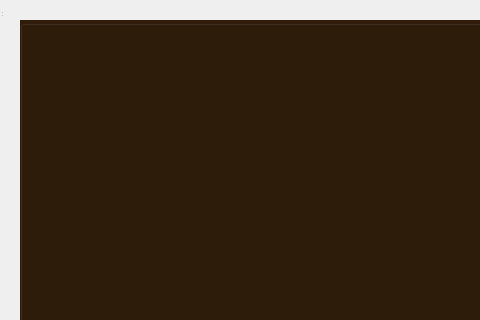
GulinAlexey/Prakt2021, file Forest/mainwidget.ui: the form before one commit; both pictures show x 0 to 480 and y 0 to 320 of the 1159 by 660 pixel window.
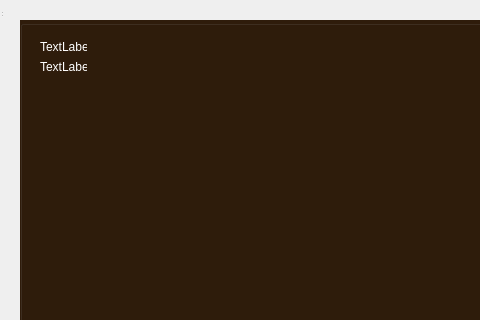
The form after the commit. Icons and pictures are not drawn.

What changed in the file:
```diff
--- a/Forest/mainwidget.ui
+++ b/Forest/mainwidget.ui
@@ -54,6 +54,916 @@
    <property name="title">
     <string/>
    </property>
+   <widget class="QLabel" name="label">
+    <property name="geometry">
+     <rect>
+      <x>20</x>
+      <y>20</y>
+      <width>47</width>
+      <height>13</height>
+     </rect>
+    </property>
+    <property name="palette">
+     <palette>
+      <active>
+       <colorrole role="WindowText">
+        <brush brushstyle="SolidPattern">
+         <color alpha="255">
+          <red>255</red>
+          <green>255</green>
+          <blue>255</blue>
+         </color>
+        </brush>
+       </colorrole>
+       <colorrole role="Button">
+        <brush brushstyle="SolidPattern">
+         <color alpha="255">
+          <red>255</red>
+          <green>255</green>
+          <blue>255</blue>
+         </color>
+        </brush>
+       </colorrole>
+       <colorrole role="Light">
+        <brush brushstyle="SolidPattern">
+         <color alpha="255">
+          <red>255</red>
+          <green>255</green>
+          <blue>255</blue>
+         </color>
+        </brush>
+       </colorrole>
+       <colorrole role="Midlight">
+        <brush brushstyle="SolidPattern">
+         <color alpha="255">
+          <red>255</red>
+          <green>255</green>
+          <blue>255</blue>
+         </color>
+        </brush>
+       </colorrole>
+       <colorrole role="Dark">
+        <brush brushstyle="SolidPattern">
+         <color alpha="255">
+          <red>127</red>
+          <green>127</green>
+          <blue>127</blue>
+         </color>
+        </brush>
+       </colorrole>
+       <colorrole role="Mid">
+        <brush brushstyle="SolidPattern">
+         <color alpha="255">
+          <red>170</red>
+          <green>170</green>
+          <blue>170</blue>
+         </color>
+        </brush>
+       </colorrole>
+       <colorrole role="Text">
+        <brush brushstyle="SolidPattern">
+         <color alpha="255">
+          <red>0</red>
+          <green>0</green>
+          <blue>0</blue>
+         </color>
+        </brush>
+       </colorrole>
+       <colorrole role="BrightText">
+        <brush brushstyle="SolidPattern">
+         <color alpha="255">
+          <red>255</red>
+          <green>255</green>
+          <blue>255</blue>
+         </color>
+        </brush>
+       </colorrole>
+       <colorrole role="ButtonText">
+        <brush brushstyle="SolidPattern">
+         <color alpha="255">
+          <red>0</red>
+          <green>0</green>
+          <blue>0</blue>
+         </color>
+        </brush>
+       </colorrole>
+       <colorrole role="Base">
+        <brush brushstyle="SolidPattern">
+         <color alpha="255">
+          <red>255</red>
+          <green>255</green>
+          <blue>255</blue>
+         </color>
+        </brush>
+       </colorrole>
+       <colorrole role="Window">
+        <brush brushstyle="SolidPattern">
+         <color alpha="255">
+          <red>255</red>
+          <green>255</green>
+          <blue>255</blue>
+         </color>
+        </brush>
+       </colorrole>
+       <colorrole role="Shadow">
+        <brush brushstyle="SolidPattern">
+         <color alpha="255">
+          <red>0</red>
+          <green>0</green>
+          <blue>0</blue>
+         </color>
+        </brush>
+       </colorrole>
+       <colorrole role="AlternateBase">
+        <brush brushstyle="SolidPattern">
+         <color alpha="255">
+          <red>255</red>
+          <green>255</green>
+          <blue>255</blue>
+         </color>
+        </brush>
+       </colorrole>
+       <colorrole role="ToolTipBase">
+        <brush brushstyle="SolidPattern">
+         <color alpha="255">
+          <red>255</red>
+          <green>255</green>
+          <blue>220</blue>
+         </color>
+        </brush>
+       </colorrole>
+       <colorrole role="ToolTipText">
+        <brush brushstyle="SolidPattern">
+         <color alpha="255">
+          <red>0</red>
+          <green>0</green>
+          <blue>0</blue>
+         </color>
+        </brush>
+       </colorrole>
+       <colorrole role="PlaceholderText">
+        <brush brushstyle="SolidPattern">
+         <color alpha="128">
+          <red>0</red>
+          <green>0</green>
+          <blue>0</blue>
+         </color>
+        </brush>
+       </colorrole>
+      </active>
+      <inactive>
+       <colorrole role="WindowText">
+        <brush brushstyle="SolidPattern">
+         <color alpha="255">
+          <red>255</red>
+          <green>255</green>
+          <blue>255</blue>
+         </color>
+        </brush>
+       </colorrole>
+       <colorrole role="Button">
+        <brush brushstyle="SolidPattern">
+         <color alpha="255">
+          <red>255</red>
+          <green>255</green>
+          <blue>255</blue>
+         </color>
+        </brush>
+       </colorrole>
+       <colorrole role="Light">
+        <brush brushstyle="SolidPattern">
+         <color alpha="255">
+          <red>255</red>
+          <green>255</green>
+          <blue>255</blue>
+         </color>
+        </brush>
+       </colorrole>
+       <colorrole role="Midlight">
+        <brush brushstyle="SolidPattern">
+         <color alpha="255">
+          <red>255</red>
+          <green>255</green>
+          <blue>255</blue>
+         </color>
+        </brush>
+       </colorrole>
+       <colorrole role="Dark">
+        <brush brushstyle="SolidPattern">
+         <color alpha="255">
+          <red>127</red>
+          <green>127</green>
+          <blue>127</blue>
+         </color>
+        </brush>
+       </colorrole>
+       <colorrole role="Mid">
+        <brush brushstyle="SolidPattern">
+         <color alpha="255">
+          <red>170</red>
+          <green>170</green>
+          <blue>170</blue>
+         </color>
+        </brush>
+       </colorrole>
+       <colorrole role="Text">
+        <brush brushstyle="SolidPattern">
+         <color alpha="255">
+          <red>0</red>
+          <green>0</green>
+          <blue>0</blue>
+         </color>
+        </brush>
+       </colorrole>
+       <colorrole role="BrightText">
+        <brush brushstyle="SolidPattern">
+         <color alpha="255">
+          <red>255</red>
+          <green>255</green>
+          <blue>255</blue>
+         </color>
+        </brush>
+       </colorrole>
+       <colorrole role="ButtonText">
+        <brush brushstyle="SolidPattern">
+         <color alpha="255">
+          <red>0</red>
+          <green>0</green>
+          <blue>0</blue>
+         </color>
+        </brush>
+       </colorrole>
+       <colorrole role="Base">
+        <brush brushstyle="SolidPattern">
+         <color alpha="255">
+          <red>255</red>
+          <green>255</green>
+          <blue>255</blue>
+         </color>
+        </brush>
+       </colorrole>
+       <colorrole role="Window">
+        <brush brushstyle="SolidPattern">
+         <color alpha="255">
+          <red>255</red>
+          <green>255</green>
+          <blue>255</blue>
+         </color>
+        </brush>
+       </colorrole>
+       <colorrole role="Shadow">
+        <brush brushstyle="SolidPattern">
+         <color alpha="255">
+          <red>0</red>
+          <green>0</green>
+          <blue>0</blue>
+         </color>
+        </brush>
+       </colorrole>
+       <colorrole role="AlternateBase">
+        <brush brushstyle="SolidPattern">
+         <color alpha="255">
+          <red>255</red>
+          <green>255</green>
+          <blue>255</blue>
+         </color>
+        </brush>
+       </colorrole>
+       <colorrole role="ToolTipBase">
+        <brush brushstyle="SolidPattern">
+         <color alpha="255">
+          <red>255</red>
+          <green>255</green>
+          <blue>220</blue>
+         </color>
+        </brush>
+       </colorrole>
+       <colorrole role="ToolTipText">
+        <brush brushstyle="SolidPattern">
+         <color alpha="255">
+          <red>0</red>
+          <green>0</green>
+          <blue>0</blue>
+         </color>
+        </brush>
+       </colorrole>
+       <colorrole role="PlaceholderText">
+        <brush brushstyle="SolidPattern">
+         <color alpha="128">
+          <red>0</red>
+          <green>0</green>
+          <blue>0</blue>
+         </color>
+        </brush>
+       </colorrole>
+      </inactive>
+      <disabled>
+       <colorrole role="WindowText">
+        <brush brushstyle="SolidPattern">
+         <color alpha="255">
+          <red>127</red>
+          <green>127</green>
+          <blue>127</blue>
+         </color>
+        </brush>
+       </colorrole>
+       <colorrole role="Button">
+        <brush brushstyle="SolidPattern">
+         <color alpha="255">
+          <red>255</red>
+          <green>255</green>
+          <blue>255</blue>
+         </color>
+        </brush>
+       </colorrole>
+       <colorrole role="Light">
+        <brush brushstyle="SolidPattern">
+         <color alpha="255">
+          <red>255</red>
+          <green>255</green>
+          <blue>255</blue>
+         </color>
+        </brush>
+       </colorrole>
+       <colorrole role="Midlight">
+        <brush brushstyle="SolidPattern">
+         <color alpha="255">
+          <red>255</red>
+          <green>255</green>
+          <blue>255</blue>
+         </color>
+        </brush>
+       </colorrole>
+       <colorrole role="Dark">
+        <brush brushstyle="SolidPattern">
+         <color alpha="255">
+          <red>127</red>
+          <green>127</green>
+          <blue>127</blue>
+         </color>
+        </brush>
+       </colorrole>
+       <colorrole role="Mid">
+        <brush brushstyle="SolidPattern">
+         <color alpha="255">
+          <red>170</red>
+          <green>170</green>
+          <blue>170</blue>
+         </color>
+        </brush>
+       </colorrole>
+       <colorrole role="Text">
+        <brush brushstyle="SolidPattern">
+         <color alpha="255">
+          <red>127</red>
+          <green>127</green>
+          <blue>127</blue>
+         </color>
+        </brush>
+       </colorrole>
+       <colorrole role="BrightText">
+        <brush brushstyle="SolidPattern">
+         <color alpha="255">
+          <red>255</red>
+          <green>255</green>
+          <blue>255</blue>
+         </color>
+        </brush>
+       </colorrole>
+       <colorrole role="ButtonText">
+        <brush brushstyle="SolidPattern">
+         <color alpha="255">
+          <red>127</red>
+          <green>127</green>
+          <blue>127</blue>
+         </color>
+        </brush>
+       </colorrole>
+       <colorrole role="Base">
+        <brush brushstyle="SolidPattern">
+         <color alpha="255">
+          <red>255</red>
+          <green>255</green>
+          <blue>255</blue>
+         </color>
+        </brush>
+       </colorrole>
+       <colorrole role="Window">
+        <brush brushstyle="SolidPattern">
+         <color alpha="255">
+          <red>255</red>
+          <green>255</green>
+          <blue>255</blue>
+         </color>
+        </brush>
+       </colorrole>
+       <colorrole role="Shadow">
+        <brush brushstyle="SolidPattern">
+         <color alpha="255">
+          <red>0</red>
+          <green>0</green>
+          <blue>0</blue>
+         </color>
+        </brush>
+       </colorrole>
+       <colorrole role="AlternateBase">
+        <brush brushstyle="SolidPattern">
+         <color alpha="255">
+          <red>255</red>
+          <green>255</green>
+          <blue>255</blue>
+         </color>
+        </brush>
+       </colorrole>
+       <colorrole role="ToolTipBase">
+        <brush brushstyle="SolidPattern">
+         <color alpha="255">
+          <red>255</red>
+          <green>255</green>
+          <blue>220</blue>
+         </color>
+        </brush>
+       </colorrole>
+       <colorrole role="ToolTipText">
+        <brush brushstyle="SolidPattern">
+         <color alpha="255">
+          <red>0</red>
+          <green>0</green>
+          <blue>0</blue>
+         </color>
+        </brush>
+       </colorrole>
+       <colorrole role="PlaceholderText">
+        <brush brushstyle="SolidPattern">
+         <color alpha="128">
+          <red>0</red>
+          <green>0</green>
+          <blue>0</blue>
+         </color>
+        </brush>
+       </colorrole>
+      </disabled>
+     </palette>
+    </property>
+    <property name="text">
+     <string>TextLabel</string>
+    </property>
+   </widget>
+   <widget class="QLabel" name="label_2">
+    <property name="geometry">
+     <rect>
+      <x>20</x>
+      <y>40</y>
+      <width>47</width>
+      <height>13</height>
+     </rect>
+    </property>
+    <property name="palette">
+     <palette>
+      <active>
+       <colorrole role="WindowText">
+        <brush brushstyle="SolidPattern">
+         <color alpha="255">
+          <red>255</red>
+          <green>255</green>
+          <blue>255</blue>
+         </color>
+        </brush>
+       </colorrole>
+       <colorrole role="Button">
+        <brush brushstyle="SolidPattern">
+         <color alpha="255">
+          <red>47</red>
+          <green>28</green>
+          <blue>11</blue>
+         </color>
+        </brush>
+       </colorrole>
+       <colorrole role="Light">
+        <brush brushstyle="SolidPattern">
+         <color alpha="255">
+          <red>255</red>
+          <green>255</green>
+          <blue>255</blue>
+         </color>
+        </brush>
+       </colorrole>
+       <colorrole role="Midlight">
+        <brush brushstyle="SolidPattern">
+         <color alpha="255">
+          <red>255</red>
+          <green>255</green>
+          <blue>255</blue>
+         </color>
+        </brush>
+       </colorrole>
+       <colorrole role="Dark">
+        <brush brushstyle="SolidPattern">
+         <color alpha="255">
+          <red>127</red>
+          <green>127</green>
+          <blue>127</blue>
+         </color>
+        </brush>
+       </colorrole>
+       <colorrole role="Mid">
+        <brush brushstyle="SolidPattern">
+         <color alpha="255">
+          <red>170</red>
+          <green>170</green>
+          <blue>170</blue>
+         </color>
+        </brush>
+       </colorrole>
+       <colorrole role="Text">
+        <brush brushstyle="SolidPattern">
+         <color alpha="255">
+          <red>0</red>
+          <green>0</green>
+          <blue>0</blue>
+         </color>
+        </brush>
+       </colorrole>
+       <colorrole role="BrightText">
+        <brush brushstyle="SolidPattern">
+         <color alpha="255">
+          <red>255</red>
+          <green>255</green>
+          <blue>255</blue>
+         </color>
+        </brush>
+       </colorrole>
+       <colorrole role="ButtonText">
+        <brush brushstyle="SolidPattern">
+         <color alpha="255">
+          <red>0</red>
+          <green>0</green>
+          <blue>0</blue>
+         </color>
+        </brush>
+       </colorrole>
+       <colorrole role="Base">
+        <brush brushstyle="SolidPattern">
+         <color alpha="255">
+          <red>47</red>
+          <green>28</green>
+          <blue>11</blue>
+         </color>
+        </brush>
+       </colorrole>
+       <colorrole role="Window">
+        <brush brushstyle="SolidPattern">
+         <color alpha="255">
+          <red>47</red>
+          <green>28</green>
+          <blue>11</blue>
+         </color>
+        </brush>
+       </colorrole>
+       <colorrole role="Shadow">
+        <brush brushstyle="SolidPattern">
+         <color alpha="255">
+          <red>0</red>
+          <green>0</green>
+          <blue>0</blue>
+         </color>
+        </brush>
+       </colorrole>
+       <colorrole role="AlternateBase">
+        <brush brushstyle="SolidPattern">
+         <color alpha="255">
+          <red>255</red>
+          <green>255</green>
+          <blue>255</blue>
+         </color>
+        </brush>
+       </colorrole>
+       <colorrole role="ToolTipBase">
+        <brush brushstyle="SolidPattern">
+         <color alpha="255">
+          <red>255</red>
+          <green>255</green>
+          <blue>220</blue>
+         </color>
+        </brush>
+       </colorrole>
+       <colorrole role="ToolTipText">
+        <brush brushstyle="SolidPattern">
+         <color alpha="255">
+          <red>0</red>
+          <green>0</green>
+          <blue>0</blue>
+         </color>
+        </brush>
+       </colorrole>
+       <colorrole role="PlaceholderText">
+        <brush brushstyle="SolidPattern">
+         <color alpha="128">
+          <red>0</red>
+          <green>0</green>
+          <blue>0</blue>
+         </color>
+        </brush>
+       </colorrole>
+      </active>
+      <inactive>
+       <colorrole role="WindowText">
+        <brush brushstyle="SolidPattern">
+         <color alpha="255">
+          <red>255</red>
+          <green>255</green>
+          <blue>255</blue>
+         </color>
+        </brush>
+       </colorrole>
+       <colorrole role="Button">
+        <brush brushstyle="SolidPattern">
+         <color alpha="255">
+          <red>47</red>
+          <green>28</green>
+          <blue>11</blue>
+         </color>
+        </brush>
+       </colorrole>
+       <colorrole role="Light">
+        <brush brushstyle="SolidPattern">
+         <color alpha="255">
+          <red>255</red>
+          <green>255</green>
+          <blue>255</blue>
+         </color>
+        </brush>
+       </colorrole>
+       <colorrole role="Midlight">
+        <brush brushstyle="SolidPattern">
+         <color alpha="255">
+          <red>255</red>
+          <green>255</green>
+          <blue>255</blue>
+         </color>
+        </brush>
+       </colorrole>
+       <colorrole role="Dark">
+        <brush brushstyle="SolidPattern">
+         <color alpha="255">
+          <red>127</red>
+          <green>127</green>
+          <blue>127</blue>
+         </color>
+        </brush>
+       </colorrole>
+       <colorrole role="Mid">
+        <brush brushstyle="SolidPattern">
+         <color alpha="255">
+          <red>170</red>
+          <green>170</green>
+          <blue>170</blue>
+         </color>
+        </brush>
+       </colorrole>
+       <colorrole role="Text">
+        <brush brushstyle="SolidPattern">
+         <color alpha="255">
+          <red>0</red>
+          <green>0</green>
+          <blue>0</blue>
+         </color>
+        </brush>
+       </colorrole>
+       <colorrole role="BrightText">
+        <brush brushstyle="SolidPattern">
+         <color alpha="255">
+          <red>255</red>
+          <green>255</green>
+          <blue>255</blue>
+         </color>
+        </brush>
+       </colorrole>
+       <colorrole role="ButtonText">
+        <brush brushstyle="SolidPattern">
+         <color alpha="255">
+          <red>0</red>
+          <green>0</green>
+          <blue>0</blue>
+         </color>
+        </brush>
+       </colorrole>
+       <colorrole role="Base">
+        <brush brushstyle="SolidPattern">
+         <color alpha="255">
+          <red>47</red>
+          <green>28</green>
+          <blue>11</blue>
+         </color>
+        </brush>
+       </colorrole>
+       <colorrole role="Window">
+        <brush brushstyle="SolidPattern">
+         <color alpha="255">
+          <red>47</red>
+          <green>28</green>
+          <blue>11</blue>
+         </color>
+        </brush>
+       </colorrole>
+       <colorrole role="Shadow">
+        <brush brushstyle="SolidPattern">
+         <color alpha="255">
+          <red>0</red>
+          <green>0</green>
+          <blue>0</blue>
+         </color>
+        </brush>
+       </colorrole>
+       <colorrole role="AlternateBase">
+        <brush brushstyle="SolidPattern">
+         <color alpha="255">
+          <red>255</red>
+          <green>255</green>
+          <blue>255</blue>
+         </color>
+        </brush>
+       </colorrole>
+       <colorrole role="ToolTipBase">
+        <brush brushstyle="SolidPattern">
+         <color alpha="255">
+          <red>255</red>
+          <green>255</green>
+          <blue>220</blue>
+         </color>
+        </brush>
+       </colorrole>
+       <colorrole role="ToolTipText">
+        <brush brushstyle="SolidPattern">
+         <color alpha="255">
+          <red>0</red>
+          <green>0</green>
+          <blue>0</blue>
+         </color>
+        </brush>
+       </colorrole>
+       <colorrole role="PlaceholderText">
+        <brush brushstyle="SolidPattern">
+         <color alpha="128">
+          <red>0</red>
+          <green>0</green>
+          <blue>0</blue>
+         </color>
+        </brush>
+       </colorrole>
+      </inactive>
+      <disabled>
+       <colorrole role="WindowText">
+        <brush brushstyle="SolidPattern">
+         <color alpha="255">
+          <red>127</red>
+          <green>127</green>
+          <blue>127</blue>
+         </color>
+        </brush>
+       </colorrole>
+       <colorrole role="Button">
+        <brush brushstyle="SolidPattern">
+         <color alpha="255">
+          <red>47</red>
+          <green>28</green>
+          <blue>11</blue>
+         </color>
+        </brush>
+       </colorrole>
+       <colorrole role="Light">
+        <brush brushstyle="SolidPattern">
+         <color alpha="255">
+          <red>255</red>
+          <green>255</green>
+          <blue>255</blue>
+         </color>
+        </brush>
+       </colorrole>
+       <colorrole role="Midlight">
+        <brush brushstyle="SolidPattern">
+         <color alpha="255">
+          <red>255</red>
+          <green>255</green>
+          <blue>255</blue>
+         </color>
+        </brush>
+       </colorrole>
+       <colorrole role="Dark">
+        <brush brushstyle="SolidPattern">
+         <color alpha="255">
+          <red>127</red>
+          <green>127</green>
+          <blue>127</blue>
+         </color>
+        </brush>
+       </colorrole>
+       <colorrole role="Mid">
+        <brush brushstyle="SolidPattern">
+         <color alpha="255">
+          <red>170</red>
+          <green>170</green>
+          <blue>170</blue>
+         </color>
+        </brush>
+       </colorrole>
+       <colorrole role="Text">
+        <brush brushstyle="SolidPattern">
+         <color alpha="255">
+          <red>127</red>
+          <green>127</green>
+          <blue>127</blue>
+         </color>
+        </brush>
+       </colorrole>
+       <colorrole role="BrightText">
+        <brush brushstyle="SolidPattern">
+         <color alpha="255">
+          <red>255</red>
+          <green>255</green>
+          <blue>255</blue>
+         </color>
+        </brush>
+       </colorrole>
+       <colorrole role="ButtonText">
+        <brush brushstyle="SolidPattern">
+         <color alpha="255">
+          <red>127</red>
+          <green>127</green>
+          <blue>127</blue>
+         </color>
+        </brush>
+       </colorrole>
+       <colorrole role="Base">
+        <brush brushstyle="SolidPattern">
+         <color alpha="255">
+          <red>47</red>
+          <green>28</green>
+          <blue>11</blue>
+         </color>
+        </brush>
+       </colorrole>
+       <colorrole role="Window">
+        <brush brushstyle="SolidPattern">
+         <color alpha="255">
+          <red>47</red>
+          <green>28</green>
+          <blue>11</blue>
+         </color>
+        </brush>
+       </colorrole>
+       <colorrole role="Shadow">
+        <brush brushstyle="SolidPattern">
+         <color alpha="255">
+          <red>0</red>
+          <green>0</green>
+          <blue>0</blue>
+         </color>
+        </brush>
+       </colorrole>
+       <colorrole role="AlternateBase">
+        <brush brushstyle="SolidPattern">
+         <color alpha="255">
+          <red>255</red>
+          <green>255</green>
+          <blue>255</blue>
+         </color>
+        </brush>
+       </colorrole>
+       <colorrole role="ToolTipBase">
+        <brush brushstyle="SolidPattern">
+         <color alpha="255">
+          <red>255</red>
+          <green>255</green>
+          <blue>220</blue>
+         </color>
+        </brush>
+       </colorrole>
+       <colorrole role="ToolTipText">
+        <brush brushstyle="SolidPattern">
+         <color alpha="255">
+          <red>0</red>
+          <green>0</green>
+          <blue>0</blue>
+         </color>
+        </brush>
+       </colorrole>
+       <colorrole role="PlaceholderText">
+        <brush brushstyle="SolidPattern">
+         <color alpha="128">
+          <red>0</red>
+          <green>0</green>
+          <blue>0</blue>
+         </color>
+        </brush>
+       </colorrole>
+      </disabled>
+     </palette>
+    </property>
+    <property name="text">
+     <string>TextLabel</string>
+    </property>
+   </widget>
   </widget>
   <widget class="QGroupBox" name="vzaimode">
    <property name="geometry">
```
